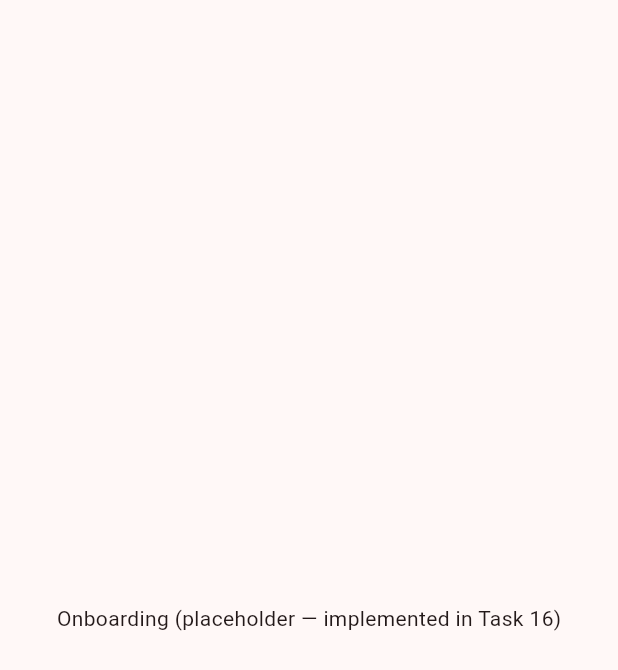
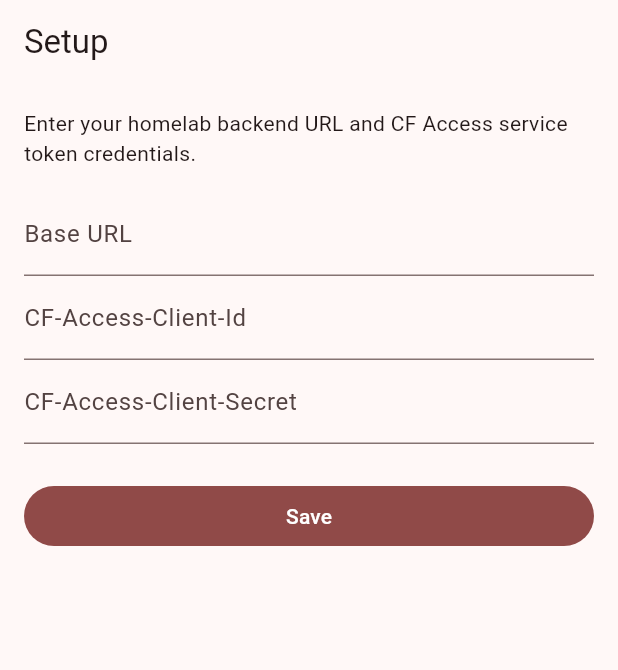
Before and after one commit to Richard-DEPIERRE/yt-music-app, a Flutter app: the screen it shows after launch, on a phone screen of 412 x 824 dp. Shown: the top 670 px of the screen. Run offline on Flutter 3.47's test engine with Material 3 defaults, Android fonts, the phone set to English and light mode, and no system bars; our stand-ins replace dio, flutter_riverpod, flutter_secure_storage, go_router.

Commit message:
feat(app): onboarding screen for base URL + CF Access credentials (#18)

```diff
--- a/app/lib/features/onboarding/onboarding_screen.dart
+++ b/app/lib/features/onboarding/onboarding_screen.dart
@@ -1,13 +1,100 @@
 import 'package:flutter/material.dart';
+import 'package:flutter_riverpod/flutter_riverpod.dart';
+import 'package:ytmusic/core/settings/settings_providers.dart';
+import 'package:ytmusic/core/settings/settings_repository.dart';
 
-class OnboardingScreen extends StatelessWidget {
+class OnboardingScreen extends ConsumerStatefulWidget {
   const OnboardingScreen({super.key});
 
   @override
+  ConsumerState<OnboardingScreen> createState() => _OnboardingScreenState();
+}
+
+class _OnboardingScreenState extends ConsumerState<OnboardingScreen> {
+  final _formKey = GlobalKey<FormState>();
+  final _urlController = TextEditingController();
+  final _cidController = TextEditingController();
+  final _csecretController = TextEditingController();
+  bool _saving = false;
+
+  @override
+  void dispose() {
+    _urlController.dispose();
+    _cidController.dispose();
+    _csecretController.dispose();
+    super.dispose();
+  }
+
+  Future<void> _save() async {
+    if (!_formKey.currentState!.validate()) return;
+    setState(() => _saving = true);
+
+    try {
+      await ref.read(settingsRepositoryProvider).save(
+            ApiConfigInput(
+              baseUrl: _urlController.text.trim(),
+              cfAccessClientId: _cidController.text.trim(),
+              cfAccessClientSecret: _csecretController.text.trim(),
+            ),
+          );
+      ref.invalidate(apiConfigProvider);
+    } finally {
+      if (mounted) setState(() => _saving = false);
+    }
+  }
+
+  @override
   Widget build(BuildContext context) {
-    return const Scaffold(
-      body: Center(
-        child: Text('Onboarding (placeholder — implemented in Task 16)'),
+    return Scaffold(
+      appBar: AppBar(title: const Text('Setup')),
+      body: SafeArea(
+        child: Padding(
+          padding: const EdgeInsets.all(16),
+          child: Form(
+            key: _formKey,
+            child: ListView(
+              children: [
+                const Text(
+                  'Enter your homelab backend URL and CF Access service '
+                  'token credentials.',
+                ),
+                const SizedBox(height: 16),
+                TextFormField(
+                  controller: _urlController,
+                  keyboardType: TextInputType.url,
+                  validator: (v) =>
+                      (v == null || v.isEmpty) ? 'required' : null,
+                  decoration: const InputDecoration(
+                    labelText: 'Base URL',
+                    hintText: 'https://ytmusic.example.com',
+                  ),
+                ),
+                TextFormField(
+                  controller: _cidController,
+                  validator: (v) =>
+                      (v == null || v.isEmpty) ? 'required' : null,
+                  decoration: const InputDecoration(
+                    labelText: 'CF-Access-Client-Id',
+                  ),
+                ),
+                TextFormField(
+                  controller: _csecretController,
+                  obscureText: true,
+                  validator: (v) =>
+                      (v == null || v.isEmpty) ? 'required' : null,
+                  decoration: const InputDecoration(
+                    labelText: 'CF-Access-Client-Secret',
+                  ),
+                ),
+                const SizedBox(height: 24),
+                FilledButton(
+                  onPressed: _saving ? null : _save,
+                  child: Text(_saving ? 'Saving...' : 'Save'),
+                ),
+              ],
+            ),
+          ),
+        ),
       ),
     );
   }
```
